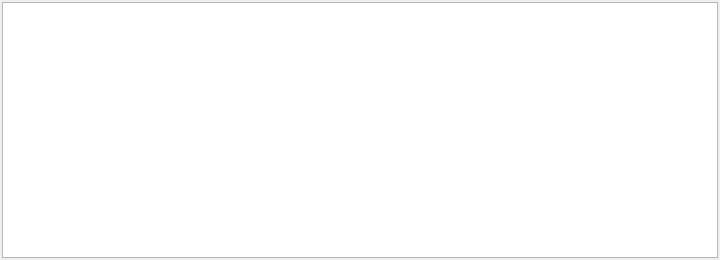
Old version of the form src/gui/panels/LogPanel.ui in the repository guderianXu/plascan.
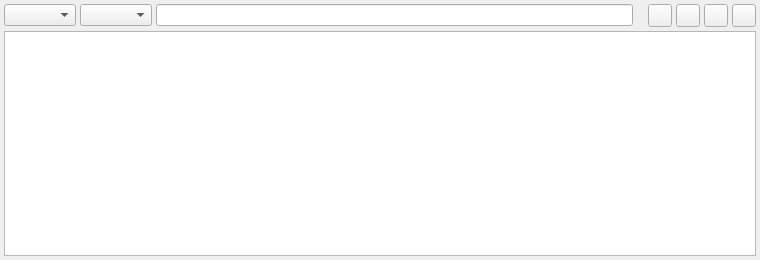
New version of the form.

```diff
--- a/src/gui/panels/LogPanel.ui
+++ b/src/gui/panels/LogPanel.ui
@@ -3,36 +3,28 @@
  <class>LogPanel</class>
  <widget class="QWidget" name="LogPanel">
   <property name="geometry">
-   <rect>
-    <x>0</x>
-    <y>0</y>
-    <width>720</width>
-    <height>260</height>
-   </rect>
+   <rect><x>0</x><y>0</y><width>760</width><height>260</height></rect>
   </property>
   <layout class="QVBoxLayout" name="mainLayout">
-   <property name="spacing">
-    <number>2</number>
-   </property>
-   <property name="leftMargin">
-    <number>2</number>
-   </property>
-   <property name="topMargin">
-    <number>2</number>
-   </property>
-   <property name="rightMargin">
-    <number>2</number>
-   </property>
-   <property name="bottomMargin">
-    <number>2</number>
-   </property>
+   <property name="spacing"><number>4</number></property>
+   <property name="leftMargin"><number>4</number></property>
+   <property name="topMargin"><number>4</number></property>
+   <property name="rightMargin"><number>4</number></property>
+   <property name="bottomMargin"><number>4</number></property>
    <item>
-    <widget class="QTextEdit" name="m_text">
-     <property name="readOnly">
-      <bool>true</bool>
-     </property>
-    </widget>
+    <layout class="QHBoxLayout" name="consoleToolbarLayout">
+     <property name="spacing"><number>4</number></property>
+     <item><widget class="QComboBox" name="sessionCombo"/></item>
+     <item><widget class="QComboBox" name="levelCombo"/></item>
+     <item><widget class="QLineEdit" name="searchEdit"/></item>
+     <item><widget class="QLabel" name="countLabel"/></item>
+     <item><widget class="QToolButton" name="followButton"/></item>
+     <item><widget class="QToolButton" name="clearButton"/></item>
+     <item><widget class="QToolButton" name="saveButton"/></item>
+     <item><widget class="QToolButton" name="openDirectoryButton"/></item>
+    </layout>
    </item>
+   <item><widget class="QTableView" name="logTable"/></item>
   </layout>
  </widget>
  <resources/>
```
